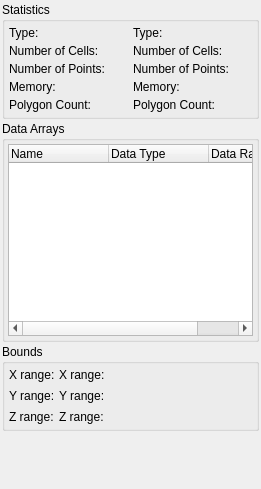
First picture: the form in Qt/Components/Resources/UI/pqProxyInformationWidget.ui, repository wildmichael/ParaView3-enhancements-old, before the edit.
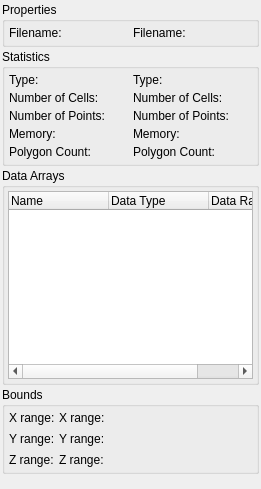
Second picture: the form after the edit.

Commit message: ENH: When a source/filter is created and initialized (i.e. input is set) by the GUI, it now calls ResetToDefault() on all properties on the proxy, so that the properties whose default value must be computed at run time get reset properly eg. stream tracer max propagation etc.

```diff
--- a/Qt/Components/Resources/UI/pqProxyInformationWidget.ui
+++ b/Qt/Components/Resources/UI/pqProxyInformationWidget.ui
@@ -22,6 +22,37 @@
    <property name="spacing" >
     <number>2</number>
    </property>
+<!--sdsdsd -->
+   <item>
+    <widget class="QGroupBox" name="properties" >
+     <property name="title" >
+      <string>Properties</string>
+     </property>
+     <layout class="QGridLayout" >
+      <property name="margin" >
+       <number>4</number>
+      </property>
+      <property name="spacing" >
+       <number>4</number>
+      </property>
+      <item row="0" column="0" >
+       <widget class="QLabel" name="filenameLabel" >
+        <property name="text" >
+         <string>Filename:</string>
+        </property>
+       </widget>
+      </item>
+      <item row="0" column="1" >
+       <widget class="QLabel" name="filename" >
+        <property name="text" >
+         <string>Filename:</string>
+        </property>
+       </widget>
+      </item>
+     </layout>
+    </widget>
+   </item>
+<!--dsdsds -->
    <item>
     <widget class="QGroupBox" name="groupBox" >
      <property name="title" >
```
The commit also changes 21 other files.
